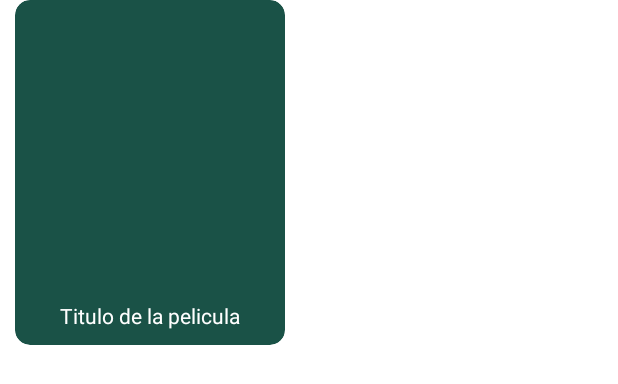
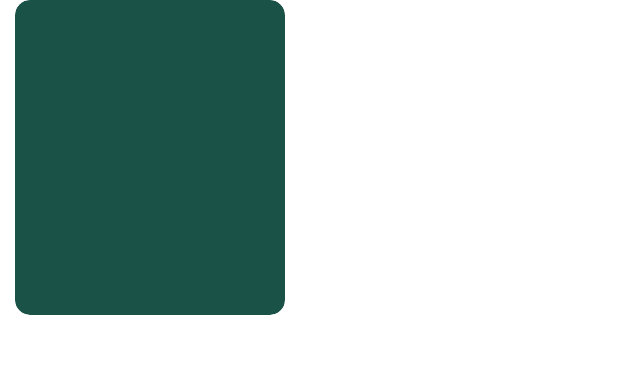
Before and after one commit to eliasalvarado/Moview, an Android app: the layout child_recycler_item.xml on its own in the app's theme, with its tools: preview values and no code run, on a phone screen of 412 x 824 dp. Shown: the top 384 px of the screen. Run offline under Robolectric (Android 15) with nearby library versions, the light colour scheme and no system bars.

Commit message:
Arreglos errores

```diff
--- a/app/src/main/java/com/example/moview/Fragments/Adapters/Crew/adapter/CrewAdapter.kt
+++ b/app/src/main/java/com/example/moview/Fragments/Adapters/Crew/adapter/CrewAdapter.kt
@@ -9,6 +9,7 @@ import android.widget.TextView
 import androidx.recyclerview.widget.RecyclerView
 import coil.load
 import coil.request.CachePolicy
+import coil.transform.RoundedCornersTransformation
 import com.example.moview.Fragments.Adapters.Crew.model.CrewClass
 import com.example.moview.R
 
@@ -39,6 +40,7 @@ class CrewAdapter(
             crossfade(450)
             placeholder(R.drawable.downloading_icon)
             error(R.drawable.error_icon)
+            transformations(RoundedCornersTransformation(25.0F))
         }
         holder.role.text = crewList[position].role
         holder.name.text = crewList[position].name
--- a/app/src/main/java/com/example/moview/Fragments/Adapters/Home/adapter/CategoryItemAdapter.kt
+++ b/app/src/main/java/com/example/moview/Fragments/Adapters/Home/adapter/CategoryItemAdapter.kt
@@ -2,6 +2,7 @@ package com.example.moview.Fragments.Adapters.Home.adapter
 
 import android.content.Context
 import android.view.LayoutInflater
+import android.view.RoundedCorner
 import android.view.View
 import android.view.ViewGroup
 import android.widget.ImageView
@@ -10,6 +11,7 @@ import androidx.constraintlayout.widget.ConstraintLayout
 import androidx.recyclerview.widget.RecyclerView
 import coil.load
 import coil.request.CachePolicy
+import coil.transform.RoundedCornersTransformation
 import com.example.moview.Fragments.Adapters.Home.model.CategoryItem
 import com.example.moview.R
 
@@ -43,6 +45,7 @@ class CategoryItemAdapter(private val context: Context, private val categoryList
             crossfade(450)
             placeholder(R.drawable.downloading_icon)
             error(R.drawable.error_icon)
+            transformations(RoundedCornersTransformation(25.0F))
         }
         holder.title.text = categoryList[position].contentTitle
         holder.layoutItem.setOnClickListener {
--- a/app/src/main/java/com/example/moview/Fragments/Adapters/Search/adapter/SearchAdapter.kt
+++ b/app/src/main/java/com/example/moview/Fragments/Adapters/Search/adapter/SearchAdapter.kt
@@ -11,6 +11,7 @@ import androidx.constraintlayout.widget.ConstraintLayout
 import androidx.recyclerview.widget.RecyclerView
 import coil.load
 import coil.request.CachePolicy
+import coil.transform.RoundedCornersTransformation
 import com.example.moview.Fragments.Adapters.Search.model.SearchClass
 import com.example.moview.R
 import org.w3c.dom.Text
@@ -51,6 +52,7 @@ class SearchAdapter (
             crossfade(450)
             placeholder(R.drawable.downloading_icon)
             error(R.drawable.error_icon)
+            transformations(RoundedCornersTransformation(25.0F))
         }
         holder.title.text = searchList[position].title+" ("+searchList[position].year+")"
         holder.rate.text = searchList[position].score+"%"
--- a/app/src/main/java/com/example/moview/Fragments/Estrenos/EstrenosAdapter.kt
+++ b/app/src/main/java/com/example/moview/Fragments/Estrenos/EstrenosAdapter.kt
@@ -10,6 +10,7 @@ import androidx.recyclerview.widget.RecyclerView
 import coil.load
 import coil.request.CachePolicy
 import coil.transform.CircleCropTransformation
+import coil.transform.RoundedCornersTransformation
 import com.example.moview.R
 import com.example.moview.data.local.entity.TituloEstreno
 
@@ -33,6 +34,7 @@ class EstrenosAdapter(
                     error(R.drawable.error_icon)
                     memoryCachePolicy(CachePolicy.ENABLED)
                     diskCachePolicy(CachePolicy.READ_ONLY)
+                    transformations(RoundedCornersTransformation(25.0F))
                 }
                 textTitleEstreno.text = title
                 textFechaestreno.text = fecha
--- a/app/src/main/res/layout/child_recycler_item.xml
+++ b/app/src/main/res/layout/child_recycler_item.xml
@@ -3,17 +3,20 @@
     android:layout_width="wrap_content"
     android:layout_height="wrap_content"
     xmlns:app="http://schemas.android.com/apk/res-auto"
-    android:id="@+id/child_recycler_item">
+    android:id="@+id/child_recycler_item"
+    >
 
     <androidx.constraintlayout.widget.ConstraintLayout
+        android:id="@+id/constraintLayoutHijo"
         android:layout_width="match_parent"
         android:layout_height="match_parent"
         app:layout_constraintTop_toTopOf="parent"
         app:layout_constraintStart_toStartOf="parent"
-        android:layout_marginHorizontal="@dimen/separacion10dp">
+        android:layout_marginHorizontal="@dimen/separacion10dp"
+        >
         <androidx.cardview.widget.CardView
             android:layout_width="180dp"
-            android:layout_height="230dp"
+            android:layout_height="210dp"
             app:cardCornerRadius="10dp"
             android:background="@color/fondoOscuro"
             android:id="@+id/recycler_child_item"
@@ -30,16 +33,22 @@
                 android:layout_marginTop="@dimen/separacion10dp"
                 android:id="@+id/child_image_item"
                 />
+        </androidx.cardview.widget.CardView>
 
-            <TextView
-                android:layout_width="wrap_content"
-                android:layout_height="wrap_content"
-                android:textColor="@color/white"
-                android:text="@string/child_title"
-                android:layout_gravity="center_horizontal|bottom"
-                android:layout_marginBottom="@dimen/separacion10dp"
-                android:id="@+id/child_title_item"/>
-        </androidx.cardview.widget.CardView>
+
     </androidx.constraintlayout.widget.ConstraintLayout>
 
+    <TextView
+        android:id="@+id/child_title_item"
+        android:layout_width="0dp"
+        android:layout_height="wrap_content"
+        android:layout_gravity="center_horizontal|bottom"
+        android:layout_marginBottom="@dimen/separacion10dp"
+        android:text="@string/child_title"
+        android:textAlignment="center"
+        android:textColor="@color/white"
+        app:layout_constraintTop_toBottomOf="@+id/constraintLayoutHijo"
+        app:layout_constraintBottom_toBottomOf="parent"
+        app:layout_constraintEnd_toEndOf="parent"
+        app:layout_constraintStart_toStartOf="parent" />
 </androidx.constraintlayout.widget.ConstraintLayout>
```
Also changed, not shown: app/src/main/java/com/example/moview/Activities/DetallesTitulo.kt (+11 -5 lines).
